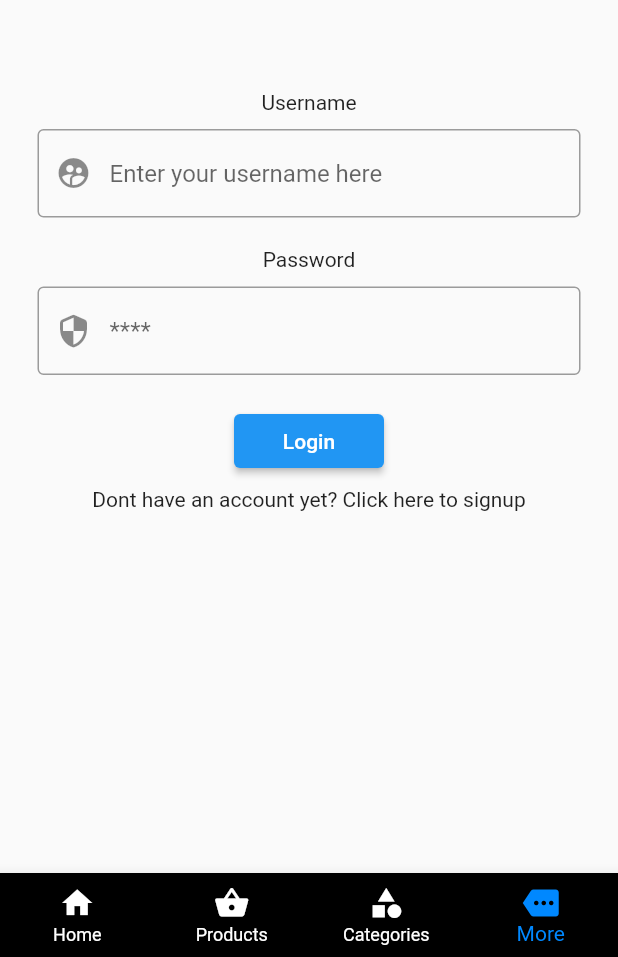
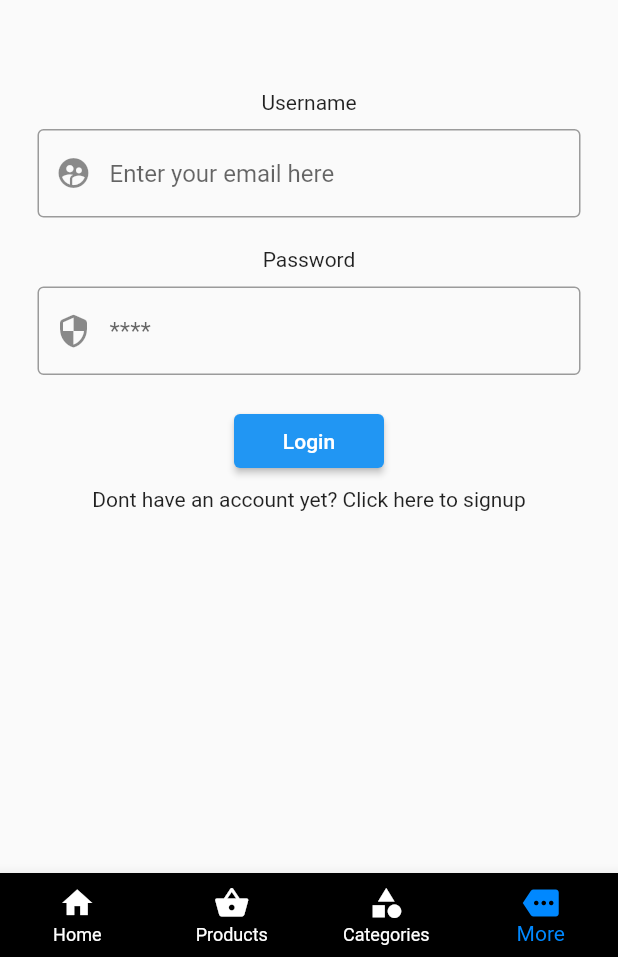
Before and after one commit to karimaboelregal/E-Commerce, a Flutter app: the screen it shows after launch, item 4 of the bottom bar chosen, after a tap on "Login", on a phone screen of 412 x 824 dp, the part 279-1236 px from its top. Run offline on Flutter 3.47's test engine with Material 2 defaults, Android fonts, the phone set to English and light mode, and no system bars; our stand-ins replace cloud_firestore, firebase_auth, firebase_core, font_awesome_flutter; missing offline and left inert: contactus; accounts and stored records are empty; network calls fail.

```diff
--- a/lib/main.dart
+++ b/lib/main.dart
@@ -1,58 +1,74 @@
 import 'package:e_commerce1/screens/user_screens/more_screens/login.dart';
 import 'package:e_commerce1/screens/user_screens/navigation_bar.dart';
+import 'package:e_commerce1/services/auth_service.dart';
 import 'package:e_commerce1/size_config.dart';
+import 'package:firebase_auth/firebase_auth.dart';
+import 'package:firebase_core/firebase_core.dart';
 import 'package:flutter/material.dart';
-import 'screens/user_screens/notifications//notifications_screen.dart';
 import 'package:provider/provider.dart';
+
 import 'models/cart.dart';
 import 'screens/user_screens/cart/cart_screen.dart';
+import 'screens/user_screens/notifications//notifications_screen.dart';
 
 void main() {
+  WidgetsFlutterBinding.ensureInitialized();
   runApp(MyApp());
 }
 
 class MyApp extends StatelessWidget {
+  final FBAPP = Firebase.initializeApp();
+
   @override
   Widget build(BuildContext context) {
     return MultiProvider(
         providers: [
-        ChangeNotifierProvider.value(
-          value: Cart(),
+          Provider<AuthenticationService>(
+            create: (_) => AuthenticationService(FirebaseAuth.instance),
           ),
-
+          StreamProvider(
+              create: (context) =>
+              context
+                  .read<AuthenticationService>()
+                  .authStateChanges,
+              initialData: null),
+          ChangeNotifierProvider(
+            create: (context) => Cart(),
+          ),
         ],
-      child : MaterialApp(
+        child: MaterialApp(
           routes: {
             "Navigation": (context) => Navigationbar(),
             "/login": (context) => Login(),
-          "/cart":(context)=>CartScreen(),
-          "/notification": (context)=>NotificationScreen()
+            "/cart": (context) => CartScreen(),
+            "/notification": (context) => NotificationScreen()
           },
-        title: 'Flutter Demo',
+          title: 'E-commerce',
           theme: ThemeData(
             primarySwatch: Colors.blue,
           ),
-        home: SplashScreen(),
-      )
-    );
-
+          home: FutureBuilder(
+              future: FBAPP,
+              builder: (context, _snapshot) {
+                if (_snapshot.hasData) {
+                  Future.delayed(Duration(seconds: 3), () {
+                    Navigator.pushReplacementNamed(context, "Navigation");
+                  });
+                  return actualScreen();
+                } else if (_snapshot.hasError) {
+                  print(_snapshot);
+                  return Text("hi");
+                } else {
+                  return actualScreen();
+                }
+              }),
+        ));
   }
 }
 
-class SplashScreen extends StatefulWidget {
 
-  @override
-  State<SplashScreen> createState() => _SplashScreenState();
-}
+class actualScreen extends StatelessWidget {
 
-class _SplashScreenState extends State<SplashScreen> {
-  @override
-  void initState() {
-    Future.delayed(Duration(seconds: 2), () {
-      Navigator.pushReplacementNamed(context, "Navigation");
-    });
-    super.initState();
-  }
   @override
   Widget build(BuildContext context) {
     SizeConfig().init(context);
--- a/lib/screens/user_screens/HomeScreen/Components/categories.dart
+++ b/lib/screens/user_screens/HomeScreen/Components/categories.dart
@@ -1,7 +1,7 @@
+import 'package:e_commerce1/constants.dart';
+import 'package:e_commerce1/size_config.dart';
+import 'package:flutter/material.dart';
 
-import 'package:flutter/material.dart';
-import 'package:e_commerce1/size_config.dart';
-import 'package:e_commerce1/constants.dart';
 class Categories extends StatelessWidget {
   @override
   Widget build(BuildContext context) {
@@ -14,10 +14,7 @@ class Categories extends StatelessWidget {
     ];
     return Padding(
       padding: EdgeInsets.all(getProportionateScreenWidth(20)),
-      child: Column(
-        children: [
-
-          Row(
+      child: Row(
         mainAxisAlignment: MainAxisAlignment.spaceBetween,
         crossAxisAlignment: CrossAxisAlignment.start,
         children: List.generate(
@@ -28,8 +25,6 @@ class Categories extends StatelessWidget {
             press: () {},
           ),
         ),
-          ),
-        ],
       ),
     );
   }
@@ -60,7 +55,7 @@ class CategoryCard extends StatelessWidget {
               height: getProportionateScreenWidth(55),
               width: getProportionateScreenWidth(55),
               decoration: BoxDecoration(
-                color: Color(0xFFFFECDF),
+                color: Colors.grey[200],
                 borderRadius: BorderRadius.circular(10),
               ),
               child: Icon(
--- a/lib/screens/user_screens/HomeScreen/Components/discount_banner.dart
+++ b/lib/screens/user_screens/HomeScreen/Components/discount_banner.dart
@@ -18,7 +18,7 @@ class DiscountBanner extends StatelessWidget {
         vertical: getProportionateScreenWidth(15),
       ),
       decoration: BoxDecoration(
-        color: Color(0xFF4A3298),
+        color: Color(0xff0088ff),
         borderRadius: BorderRadius.circular(20),
       ),
       child: Text.rich(
--- a/lib/screens/user_screens/more_screens/login.dart
+++ b/lib/screens/user_screens/more_screens/login.dart
@@ -1,8 +1,12 @@
+import 'package:e_commerce1/services/auth_service.dart';
 import 'package:flutter/material.dart';
-
 import '../globals.dart' as globals;
+import 'package:provider/provider.dart';
 
 class Login extends StatelessWidget {
+  final TextEditingController emailController = TextEditingController();
+  final TextEditingController passwordController = TextEditingController();
+
   @override
   Widget build(BuildContext context) {
     return Scaffold(
@@ -32,32 +36,38 @@ class Login extends StatelessWidget {
             Container(
               width: MediaQuery.of(context).size.width - 50,
               child: TextFormField(
-
-                decoration: InputDecoration(
+                controller: emailController,
+                decoration: const InputDecoration(
                   prefixIcon: Icon(Icons.supervised_user_circle),
                   border: OutlineInputBorder(),
-                  hintText: 'Enter your username here',
+                  hintText: 'Enter your email here',
                 ),
               ),
             ),
             SizedBox(height: 20),
-            Center(child: Text("Password")),
-            SizedBox(height: 10),
-            Container(
+            const Center(child: Text("Password")),
+            const SizedBox(height: 10),
+            SizedBox(
               width: MediaQuery.of(context).size.width - 50,
               child: TextFormField(
                 obscureText: true,
-                decoration: InputDecoration(
+                controller: passwordController,
+                decoration: const InputDecoration(
                   hintText: "****",
                   prefixIcon: Icon(Icons.security_rounded),
                   border: OutlineInputBorder(),
                 ),
               ),
             ),
-            SizedBox(height: 20),
-            Container(
+            const SizedBox(height: 20),
+            SizedBox(
                 width: 100,
-                child: ElevatedButton(onPressed: () {}, child: Text("Login"))),
+                child: ElevatedButton(onPressed: () async {
+                  globals.currentTab.value = 0;
+                  await context.read<AuthenticationService>().signIn(
+                      email: emailController.text.trim(),
+                      password: passwordController.text.trim());
+                }, child: Text("Login"))),
             InkWell(onTap: () {globals.currentTab.value = 5;}, child: Container(height: 30, width: 300, child: Center(child: Text("Dont have an account yet? Click here to signup")))),
             WillPopScope(
                 onWillPop: () {
--- a/lib/screens/user_screens/navigation_bar.dart
+++ b/lib/screens/user_screens/navigation_bar.dart
@@ -38,10 +38,9 @@ class aNavigationBar extends State<Navigationbar> {
         return Scaffold(
           appBar: (globals.currentTab.value >= 3)? null:AppBar(backgroundColor: Colors.transparent,elevation: 0,automaticallyImplyLeading: false,actions: [
             IconButton(icon: Icon(Icons.account_circle_rounded), color: Color(0xff0088ff), onPressed: () {},),
-            Container (padding: EdgeInsets.symmetric(vertical: 12.0),width: 230,child: TextField(decoration: InputDecoration(prefixIcon: Icon(Icons.search),border: OutlineInputBorder( borderSide: BorderSide(color: Colors.blueAccent,),borderRadius: BorderRadius.circular(5.0),), isDense: true,contentPadding: EdgeInsets.all(8),   hintText: 'Type to search',hintStyle: TextStyle(color: Colors.black45,fontSize: 12,fontStyle: FontStyle.italic,)))),
+            Container (padding: EdgeInsets.symmetric(vertical: 12.0),width: 200,child: TextField(decoration: InputDecoration(prefixIcon: Icon(Icons.search),border: OutlineInputBorder( borderSide: BorderSide(color: Colors.blueAccent,),borderRadius: BorderRadius.circular(5.0),), isDense: true,contentPadding: EdgeInsets.all(8),   hintText: 'Type to search',hintStyle: TextStyle(color: Colors.black45,fontSize: 12,fontStyle: FontStyle.italic,)))),
             IconButton(icon: Icon(Icons.notifications), color: Color(0xff0088ff), onPressed: () {Navigator.pushNamed(context, NotificationScreen.routeName);},),
             IconButton(icon: Icon(Icons.shopping_cart), color: Color(0xff0088ff), onPressed: () {Navigator.pushNamed(context, CartScreen.routeName);},),
-            SizedBox(width: 2,)
           ],),
           bottomNavigationBar: BottomNavigationBar(
             selectedItemColor: Color(0xff0088ff),
--- /dev/null
+++ b/lib/services/auth_service.dart
@@ -0,0 +1,34 @@
+import 'package:firebase_auth/firebase_auth.dart';
+
+class AuthenticationService {
+  final FirebaseAuth _firebaseAuth;
+  AuthenticationService(this._firebaseAuth);
+  Stream<User?> get authStateChanges => _firebaseAuth.idTokenChanges();
+
+  Future<String?> signUp(
+      {required String email, required String password}) async {
+    try {
+      await _firebaseAuth.createUserWithEmailAndPassword(
+          email: email, password: password);
+      return "Signed up";
+    } on FirebaseAuthException catch (e) {
+      return e.message;
+    }
+  }
+
+  Future<String?> signIn(
+      {required String email, required String password}) async {
+    try {
+      await _firebaseAuth.signInWithEmailAndPassword(
+          email: email, password: password);
+      return "Signed in";
+    } on FirebaseAuthException catch (e) {
+      print(e.message);
+      return e.message;
+    }
+  }
+
+  Future<void> signOut() async {
+    await _firebaseAuth.signOut();
+  }
+}
--- a/pubspec.yaml
+++ b/pubspec.yaml
@@ -38,6 +38,9 @@ dependencies:
   google_fonts: ^2.1.0
   font_awesome_flutter: ^9.2.0
   contactus: ^1.1.9
+  firebase_core: ^1.10.6
+  firebase_auth: ^3.3.4
+  cloud_firestore: ^3.1.5
 
 dev_dependencies:
   flutter_test:
```
Also changed, not shown: lib/screens/user_screens/more_screens/contact_us.dart (+8 -0 lines), lib/screens/user_screens/more_screens/register.dart (+17 -3 lines), lib/services/fire_store_services.dart (added, +34 -0 lines), pubspec.lock, 3 other files. Lines whose indentation alone changed are shown as unchanged.
